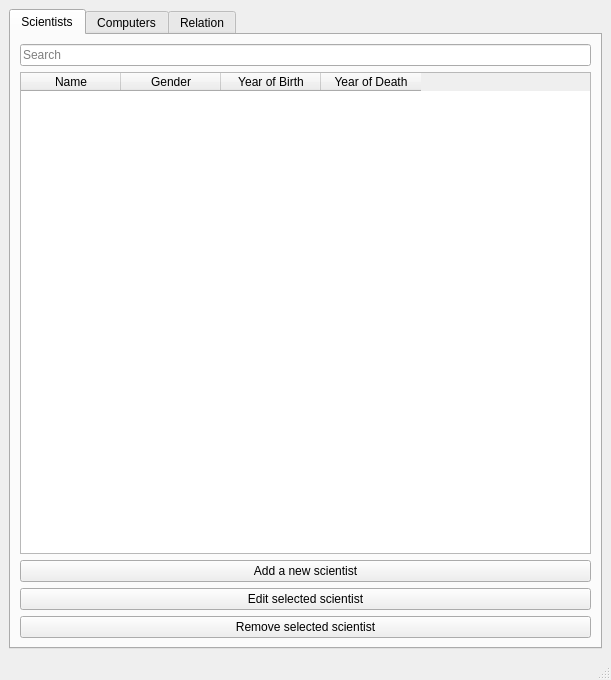
Old version of the form Verklegt/mainmenu.ui in the repository disaerna/T-113-VLN1.
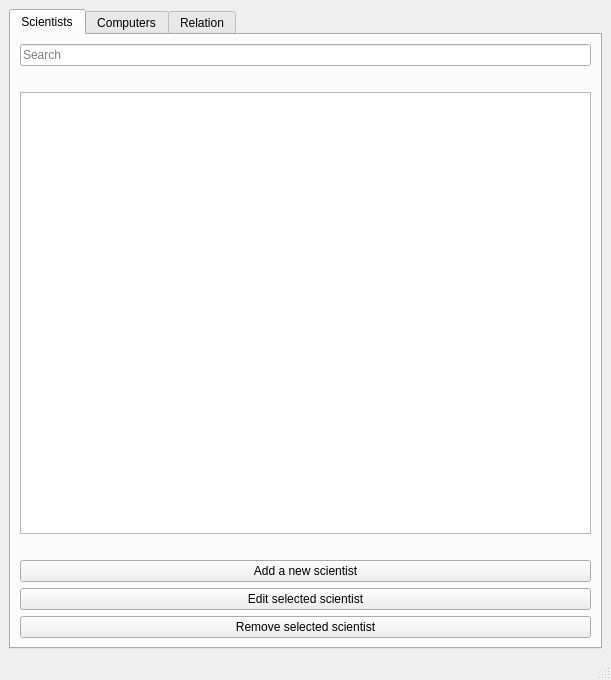
New version of the form.

```diff
--- a/Verklegt/mainmenu.ui
+++ b/Verklegt/mainmenu.ui
@@ -21,7 +21,7 @@
   </property>
   <widget class="QWidget" name="centralwidget">
    <layout class="QGridLayout" name="gridLayout">
-    <item row="1" column="0">
+    <item row="0" column="0">
      <widget class="QTabWidget" name="Mainmenu_tabs">
       <property name="minimumSize">
        <size>
@@ -56,6 +56,19 @@
           </property>
          </widget>
         </item>
+        <item>
+         <spacer name="horizontalSpacer_2">
+          <property name="orientation">
+           <enum>Qt::Horizontal</enum>
+          </property>
+          <property name="sizeHint" stdset="0">
+           <size>
+            <width>40</width>
+            <height>20</height>
+           </size>
+          </property>
+         </spacer>
+        </item>
         <item>
          <widget class="QTableWidget" name="table_Scientists">
           <property name="minimumSize">
@@ -86,7 +99,7 @@
            <bool>true</bool>
           </property>
           <attribute name="horizontalHeaderVisible">
-           <bool>true</bool>
+           <bool>false</bool>
           </attribute>
           <attribute name="horizontalHeaderHighlightSections">
            <bool>false</bool>
@@ -119,6 +132,19 @@
           </column>
          </widget>
         </item>
+        <item>
+         <spacer name="horizontalSpacer">
+          <property name="orientation">
+           <enum>Qt::Horizontal</enum>
+          </property>
+          <property name="sizeHint" stdset="0">
+           <size>
+            <width>40</width>
+            <height>20</height>
+           </size>
+          </property>
+         </spacer>
+        </item>
         <item>
          <widget class="QPushButton" name="pushButton_AddPerson">
           <property name="text">
```
Left out of the diff: 2 changed lines with no effect on the pictures.
